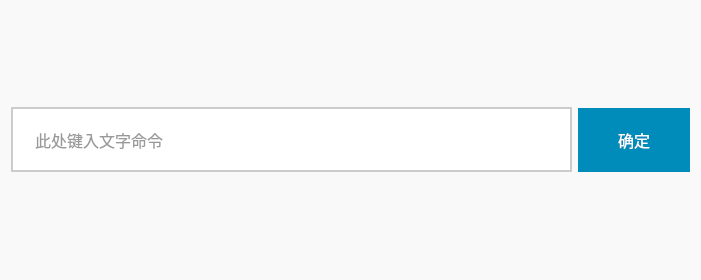
Qt form feather_hotkey/searchbar.ui (xmsociety/DesktopTools) before a commit.
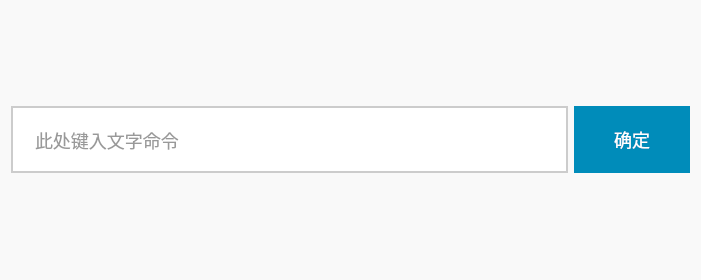
The same form after that commit.

Patch:
```diff
--- a/feather_hotkey/searchbar.ui
+++ b/feather_hotkey/searchbar.ui
@@ -44,7 +44,7 @@
             border-radius: 40px;
             border: 2px solid #CCCCCC;
             padding: 20px;
-            font-size: 16px;
+            font-size: 18px;
             font-family: Arial, sans-serif;</string>
        </property>
        <property name="placeholderText">
@@ -59,7 +59,7 @@
             border-radius: 40px;
             border: none;
             padding: 20px 40px;
-            font-size: 16px;
+            font-size: 18px;
             font-family: Arial, sans-serif;
             color: #FFFFFF;</string>
        </property>
```
